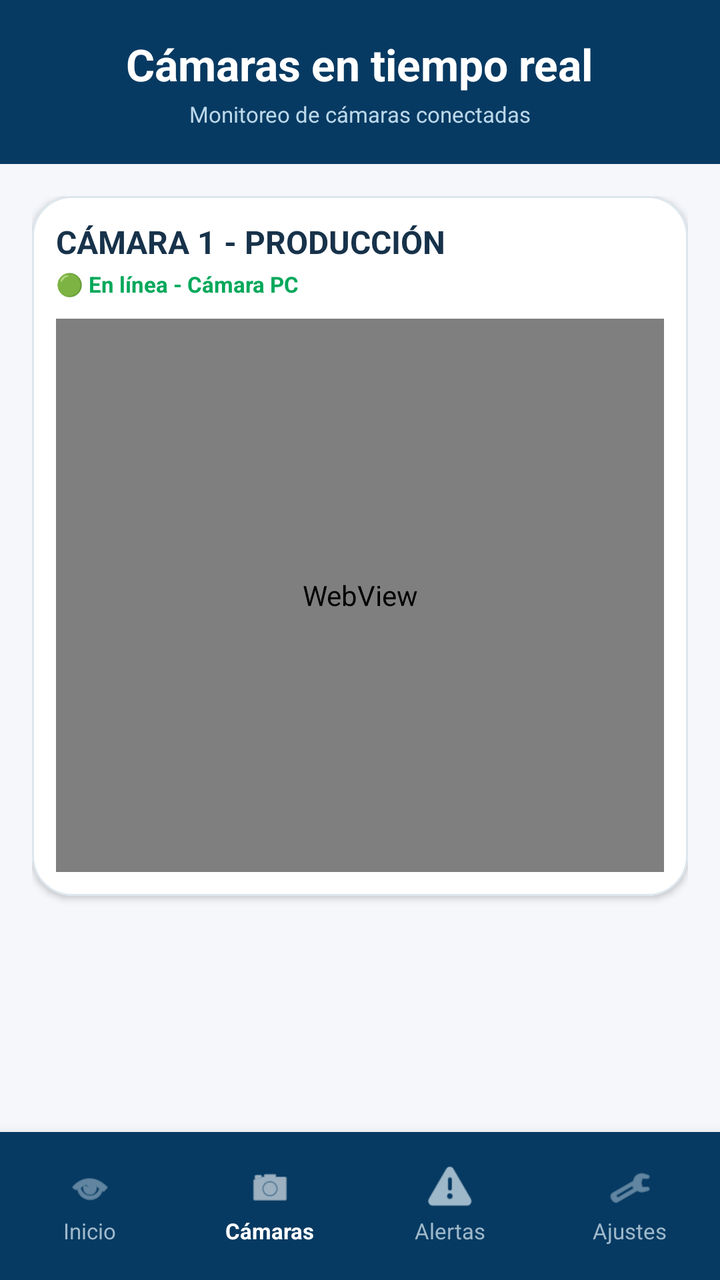
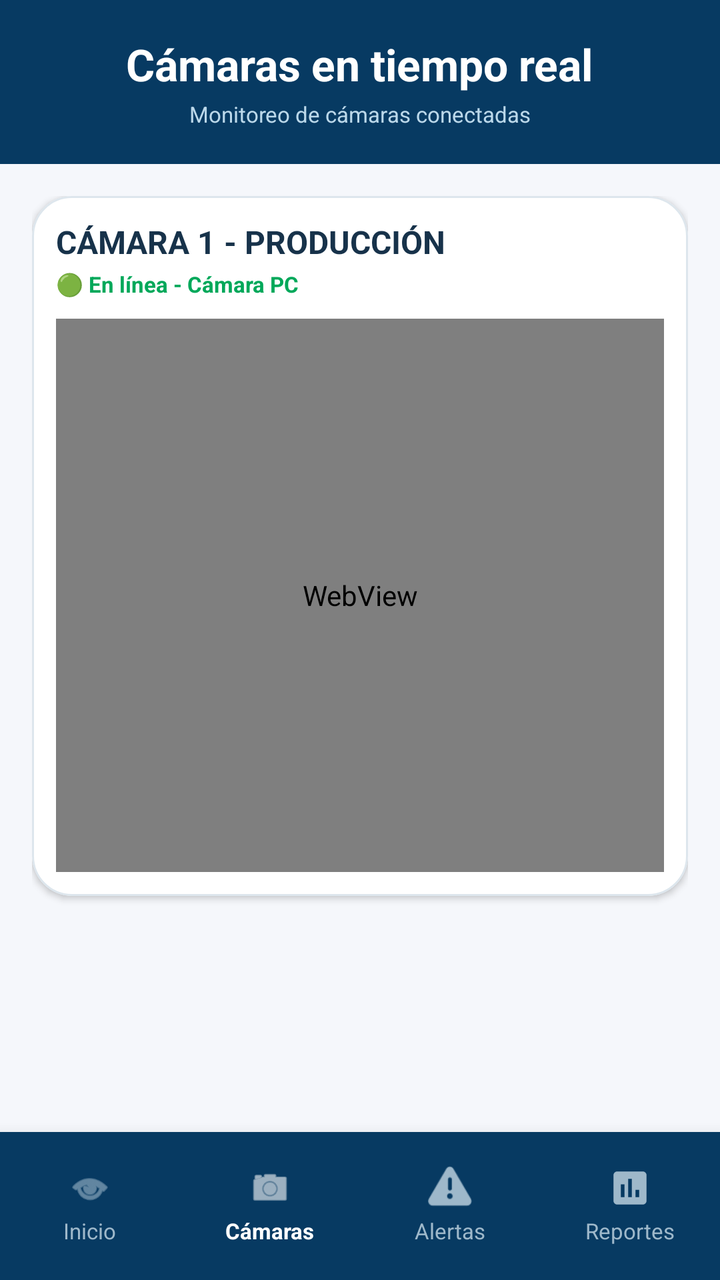

Before-and-after screenshots of an Android layout around one commit, followed by the original layout XML and the change that was made.
<!-- AndroidManifest.xml: application theme Theme.SafeVisionAI -->
<!-- res/layout/activity_camaras.xml -->
<?xml version="1.0" encoding="utf-8"?>
<androidx.constraintlayout.widget.ConstraintLayout
    xmlns:android="http://schemas.android.com/apk/res/android"
    xmlns:app="http://schemas.android.com/apk/res-auto"
    android:layout_width="match_parent"
    android:layout_height="match_parent"
    android:background="#F5F7FB">

    
    
    

    <LinearLayout
        android:id="@+id/headerCamaras"
        android:layout_width="0dp"
        android:layout_height="82dp"
        android:background="#073A62"
        android:gravity="center"
        android:orientation="vertical"
        android:paddingStart="16dp"
        android:paddingEnd="16dp"
        app:layout_constraintTop_toTopOf="parent"
        app:layout_constraintStart_toStartOf="parent"
        app:layout_constraintEnd_toEndOf="parent">

        <TextView
            android:layout_width="wrap_content"
            android:layout_height="wrap_content"
            android:text="Cámaras en tiempo real"
            android:textColor="#FFFFFF"
            android:textSize="22sp"
            android:textStyle="bold" />

        <TextView
            android:layout_width="wrap_content"
            android:layout_height="wrap_content"
            android:layout_marginTop="3dp"
            android:text="Monitoreo de cámaras conectadas"
            android:textColor="#BBD8EA"
            android:textSize="11sp" />

    </LinearLayout>


    
    
    

    <androidx.core.widget.NestedScrollView
        android:id="@+id/scrollCamaras"
        android:layout_width="0dp"
        android:layout_height="0dp"
        android:clipToPadding="false"
        android:fillViewport="true"
        android:paddingBottom="12dp"
        app:layout_constraintTop_toBottomOf="@id/headerCamaras"
        app:layout_constraintBottom_toTopOf="@id/bottomNavigationCamaras"
        app:layout_constraintStart_toStartOf="parent"
        app:layout_constraintEnd_toEndOf="parent">

        <LinearLayout
            android:layout_width="match_parent"
            android:layout_height="wrap_content"
            android:orientation="vertical"
            android:padding="16dp">


            
            
            

            <com.google.android.material.card.MaterialCardView
                android:id="@+id/cardCamara1"
                android:layout_width="match_parent"
                android:layout_height="350dp"
                android:layout_marginBottom="16dp"
                app:cardBackgroundColor="#FFFFFF"
                app:cardCornerRadius="20dp"
                app:cardElevation="2dp"
                app:strokeColor="#DDE6ED"
                app:strokeWidth="1dp">

                <LinearLayout
                    android:layout_width="match_parent"
                    android:layout_height="match_parent"
                    android:orientation="vertical"
                    android:padding="12dp">

                    <TextView
                        android:layout_width="wrap_content"
                        android:layout_height="wrap_content"
                        android:text="CÁMARA 1 - PRODUCCIÓN"
                        android:textColor="#17324A"
                        android:textSize="16sp"
                        android:textStyle="bold" />

                    <TextView
                        android:id="@+id/txtEstadoCamara1"
                        android:layout_width="wrap_content"
                        android:layout_height="wrap_content"
                        android:layout_marginTop="3dp"
                        android:text="🟢 En línea - Cámara PC"
                        android:textColor="#00A85A"
                        android:textSize="11sp"
                        android:textStyle="bold" />

                    <WebView
                        android:id="@+id/webCamara1"
                        android:layout_width="match_parent"
                        android:layout_height="0dp"
                        android:layout_weight="1"
                        android:layout_marginTop="10dp"
                        android:background="#000000"/>
                </LinearLayout>

            </com.google.android.material.card.MaterialCardView>


        </LinearLayout>

    </androidx.core.widget.NestedScrollView>


    
    
    

    <LinearLayout
        android:id="@+id/bottomNavigationCamaras"
        android:layout_width="0dp"
        android:layout_height="74dp"
        android:background="#073A62"
        android:elevation="12dp"
        android:orientation="horizontal"
        app:layout_constraintBottom_toBottomOf="parent"
        app:layout_constraintStart_toStartOf="parent"
        app:layout_constraintEnd_toEndOf="parent">


        

        <LinearLayout
            android:id="@+id/navInicio"
            android:layout_width="0dp"
            android:layout_height="match_parent"
            android:layout_weight="1"
            android:clickable="true"
            android:focusable="true"
            android:gravity="center"
            android:orientation="vertical">

            <ImageView
                android:layout_width="22dp"
                android:layout_height="22dp"
                android:src="@android:drawable/ic_menu_view"
                android:contentDescription="Inicio"
                app:tint="#9EB8CA" />

            <TextView
                android:layout_width="wrap_content"
                android:layout_height="wrap_content"
                android:layout_marginTop="3dp"
                android:text="Inicio"
                android:textColor="#9EB8CA"
                android:textSize="11sp" />

        </LinearLayout>


        

        <LinearLayout
            android:id="@+id/navCamaras"
            android:layout_width="0dp"
            android:layout_height="match_parent"
            android:layout_weight="1"
            android:gravity="center"
            android:orientation="vertical">

            <ImageView
                android:layout_width="22dp"
                android:layout_height="22dp"
                android:src="@android:drawable/ic_menu_camera"
                android:contentDescription="Cámaras"
                app:tint="#FFFFFF" />

            <TextView
                android:layout_width="wrap_content"
                android:layout_height="wrap_content"
                android:layout_marginTop="3dp"
                android:text="Cámaras"
                android:textColor="#FFFFFF"
                android:textSize="11sp"
                android:textStyle="bold" />

        </LinearLayout>


        

        <LinearLayout
            android:id="@+id/navAlertas"
            android:layout_width="0dp"
            android:layout_height="match_parent"
            android:layout_weight="1"
            android:clickable="true"
            android:focusable="true"
            android:gravity="center"
            android:orientation="vertical">

            <ImageView
                android:layout_width="22dp"
                android:layout_height="22dp"
                android:src="@android:drawable/ic_dialog_alert"
                android:contentDescription="Alertas"
                app:tint="#9EB8CA" />

            <TextView
                android:layout_width="wrap_content"
                android:layout_height="wrap_content"
                android:layout_marginTop="3dp"
                android:text="Alertas"
                android:textColor="#9EB8CA"
                android:textSize="11sp" />

        </LinearLayout>


        

        <LinearLayout
            android:id="@+id/navAjustes"
            android:layout_width="0dp"
            android:layout_height="match_parent"
            android:layout_weight="1"
            android:clickable="true"
            android:focusable="true"
            android:gravity="center"
            android:orientation="vertical">

            <ImageView
                android:layout_width="22dp"
                android:layout_height="22dp"
                android:src="@android:drawable/ic_menu_manage"
                android:contentDescription="Ajustes"
                app:tint="#9EB8CA" />

            <TextView
                android:layout_width="wrap_content"
                android:layout_height="wrap_content"
                android:layout_marginTop="3dp"
                android:text="Ajustes"
                android:textColor="#9EB8CA"
                android:textSize="11sp" />

        </LinearLayout>

    </LinearLayout>

</androidx.constraintlayout.widget.ConstraintLayout>
<!-- resources referenced by this layout -->
<resources>
  <style name="Theme.SafeVisionAI" parent="Base.Theme.SafeVisionAI" />
  <style name="Base.Theme.SafeVisionAI" parent="Theme.Material3.DayNight.NoActionBar">
          
          
      </style>
</resources>

<!-- the commit's change to res/layout/activity_camaras.xml (unified diff, before → after) -->
@@ -229,7 +229,7 @@
         
 
         <LinearLayout
-            android:id="@+id/navAjustes"
+            android:id="@+id/navReportes"
             android:layout_width="0dp"
             android:layout_height="match_parent"
             android:layout_weight="1"
@@ -241,15 +241,15 @@
             <ImageView
                 android:layout_width="22dp"
                 android:layout_height="22dp"
-                android:src="@android:drawable/ic_menu_manage"
-                android:contentDescription="Ajustes"
+                android:src="@drawable/ic_nav_reportes"
+                android:contentDescription="Reportes"
                 app:tint="#9EB8CA" />
 
             <TextView
                 android:layout_width="wrap_content"
                 android:layout_height="wrap_content"
                 android:layout_marginTop="3dp"
-                android:text="Ajustes"
+                android:text="Reportes"
                 android:textColor="#9EB8CA"
                 android:textSize="11sp" />
 
<!-- resource entries referenced after the edit -->
@@ -1,5 +1,15 @@
 <!-- resources referenced by this layout -->
 <resources>
+  <!-- drawable ic_nav_reportes (drawable) -->
+  <vector xmlns:android="http://schemas.android.com/apk/res/android"
+      android:width="24dp"
+      android:height="24dp"
+      android:viewportWidth="24"
+      android:viewportHeight="24">
+      <path
+          android:fillColor="#FFFFFFFF"
+          android:pathData="M19,3H5C3.9,3 3,3.9 3,5v14c0,1.1 0.9,2 2,2h14c1.1,0 2,-0.9 2,-2V5C21,3.9 20.1,3 19,3zM9,17H7v-7h2V17zM13,17h-2V7h2V17zM17,17h-2v-4h2V17z"/>
+  </vector>
   <style name="Theme.SafeVisionAI" parent="Base.Theme.SafeVisionAI" />
   <style name="Base.Theme.SafeVisionAI" parent="Theme.Material3.DayNight.NoActionBar">
           
